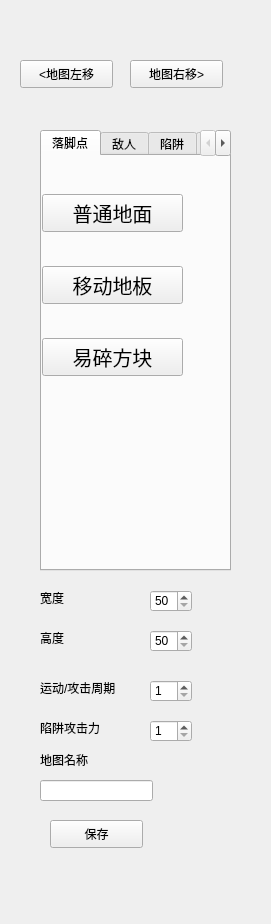
The window that editortab.ui (Q-Wednesday/TrineOfRhodesIsland) describes before a commit, drawn with Qt 5.
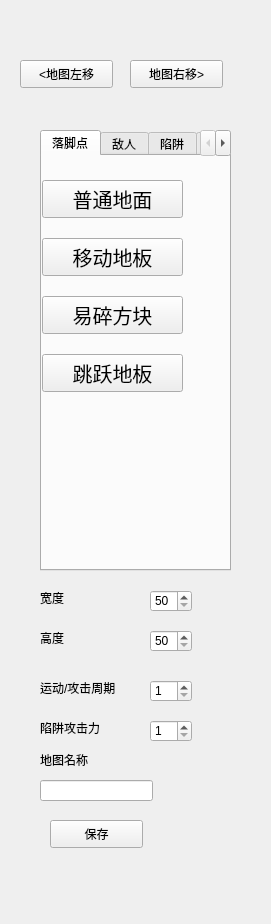
The same window after the commit. The open tabs and pages were chosen to show the change.

```diff
--- a/editortab.ui
+++ b/editortab.ui
@@ -92,6 +92,18 @@
         </property>
        </widget>
       </item>
+      <item>
+       <widget class="QPushButton" name="springLandButton">
+        <property name="font">
+         <font>
+          <pointsize>15</pointsize>
+         </font>
+        </property>
+        <property name="text">
+         <string>跳跃地板</string>
+        </property>
+       </widget>
+      </item>
      </layout>
     </widget>
    </widget>
```
Left out of the diff: 2 changed lines with no effect on the pictures.
